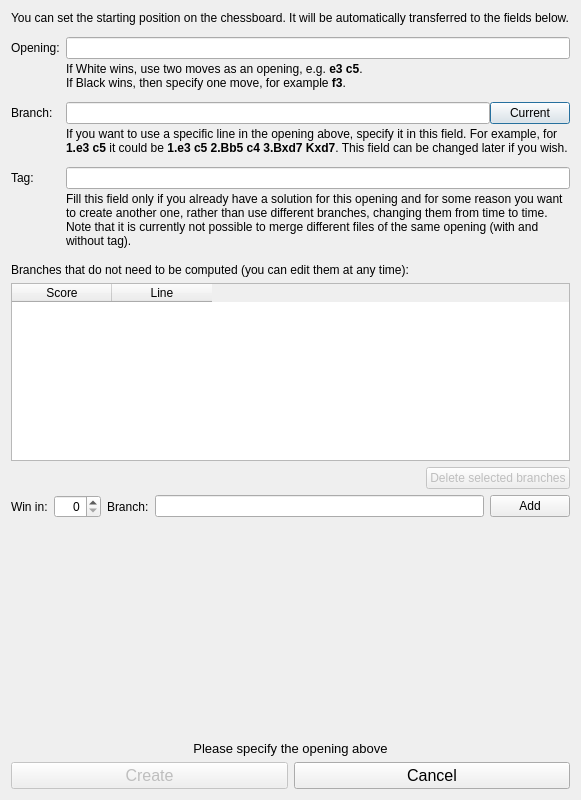
This is projects/gui/ui/solutiondlg.ui in tolius/solver as Qt 5 draws it before an edit. The edited form follows.
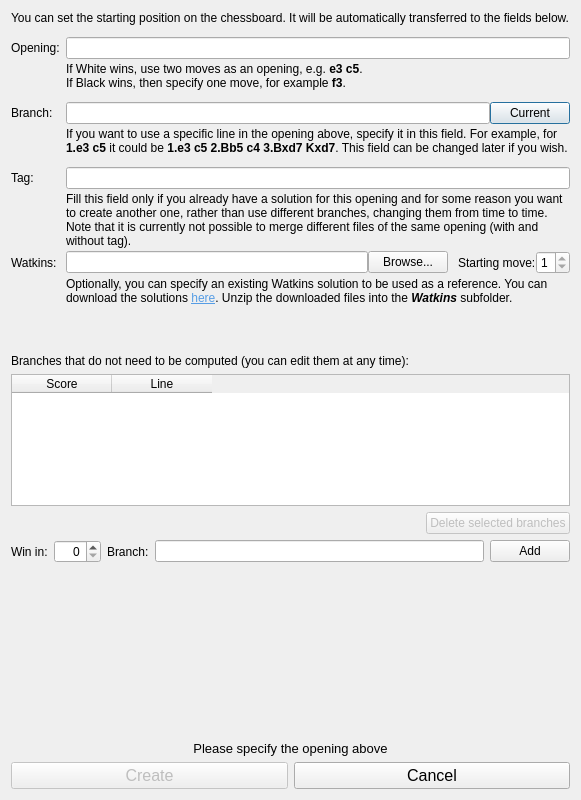
This is the edited form.

Commit message: read Watkins solution files

Patch:
```diff
--- a/projects/gui/ui/solutiondlg.ui
+++ b/projects/gui/ui/solutiondlg.ui
@@ -166,19 +166,6 @@
        </property>
       </widget>
      </item>
-     <item row="8" column="1">
-      <spacer name="verticalSpacer_4">
-       <property name="orientation">
-        <enum>Qt::Vertical</enum>
-       </property>
-       <property name="sizeHint" stdset="0">
-        <size>
-         <width>20</width>
-         <height>6</height>
-        </size>
-       </property>
-      </spacer>
-     </item>
      <item row="1" column="0">
       <spacer name="verticalSpacer_5">
        <property name="orientation">
@@ -265,6 +252,108 @@
        </item>
       </layout>
      </item>
+     <item row="8" column="0">
+      <widget class="QLabel" name="label_5">
+       <property name="text">
+        <string>Watkins:</string>
+       </property>
+      </widget>
+     </item>
+     <item row="9" column="1">
+      <widget class="QLabel" name="label_6">
+       <property name="text">
+        <string>&lt;html&gt;&lt;head/&gt;&lt;body&gt;&lt;p&gt;Optionally, you can specify an existing Watkins solution to be used as a reference. You can download the solutions &lt;a href=&quot;https://magma.maths.usyd.edu.au/~watkins/LOSING_CHESS/&quot;&gt;&lt;span style=&quot; text-decoration: underline; color:#569de5;&quot;&gt;here&lt;/span&gt;&lt;/a&gt;. Unzip the downloaded files into the &lt;span style=&quot; font-weight:600; font-style:italic;&quot;&gt;Watkins&lt;/span&gt; subfolder.&lt;/p&gt;&lt;/body&gt;&lt;/html&gt;</string>
+       </property>
+       <property name="textFormat">
+        <enum>Qt::RichText</enum>
+       </property>
+       <property name="wordWrap">
+        <bool>true</bool>
+       </property>
+       <property name="openExternalLinks">
+        <bool>true</bool>
+       </property>
+      </widget>
+     </item>
+     <item row="8" column="1">
+      <layout class="QHBoxLayout" name="horizontalLayout_5">
+       <item>
+        <widget class="QLineEdit" name="line_Watkins"/>
+       </item>
+       <item>
+        <widget class="QPushButton" name="btn_BrowseWatkins">
+         <property name="text">
+          <string>Browse...</string>
+         </property>
+        </widget>
+       </item>
+       <item>
+        <spacer name="horizontalSpacer_2">
+         <property name="orientation">
+          <enum>Qt::Horizontal</enum>
+         </property>
+         <property name="sizeType">
+          <enum>QSizePolicy::Fixed</enum>
+         </property>
+         <property name="sizeHint" stdset="0">
+          <size>
+           <width>10</width>
+           <height>20</height>
+          </size>
+         </property>
+        </spacer>
+       </item>
+       <item>
+        <widget class="QLabel" name="label_7">
+         <property name="text">
+          <string>Starting move:</string>
+         </property>
+        </widget>
+       </item>
+       <item>
+        <widget class="QSpinBox" name="num_WatkinsStartingMove">
+         <property name="enabled">
+          <bool>true</bool>
+         </property>
+         <property name="readOnly">
+          <bool>true</bool>
+         </property>
+         <property name="minimum">
+          <number>1</number>
+         </property>
+         <property name="maximum">
+          <number>9</number>
+         </property>
+        </widget>
+       </item>
+      </layout>
+     </item>
+     <item row="10" column="1">
+      <spacer name="verticalSpacer_12">
+       <property name="orientation">
+        <enum>Qt::Vertical</enum>
+       </property>
+       <property name="sizeHint" stdset="0">
+        <size>
+         <width>20</width>
+         <height>40</height>
+        </size>
+       </property>
+      </spacer>
+     </item>
+     <item row="9" column="0">
+      <spacer name="verticalSpacer_4">
+       <property name="orientation">
+        <enum>Qt::Vertical</enum>
+       </property>
+       <property name="sizeHint" stdset="0">
+        <size>
+         <width>20</width>
+         <height>10</height>
+        </size>
+       </property>
+      </spacer>
+     </item>
     </layout>
    </item>
    <item>
```
The commit also changes 14 other files.
